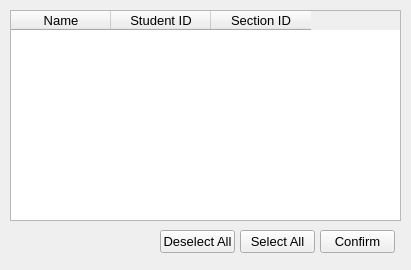
First picture: the form in list.ui, repository constfps/grade-importer, before the edit.
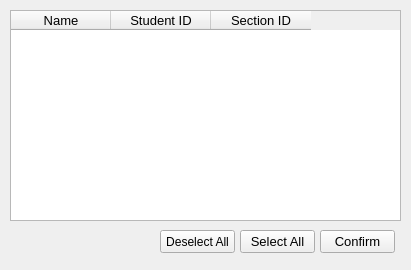
Second picture: the form after the edit.

Commit message: implemented select all and deselect all for students list

The edit to the form file:
```diff
--- a/list.ui
+++ b/list.ui
@@ -91,6 +91,11 @@
      <height>23</height>
     </rect>
    </property>
+   <property name="font">
+    <font>
+     <pointsize>9</pointsize>
+    </font>
+   </property>
    <property name="text">
     <string>Deselect All</string>
    </property>
```
Left out of the diff: 2 changed lines with no effect on the pictures. The commit also changes 1 other file.
